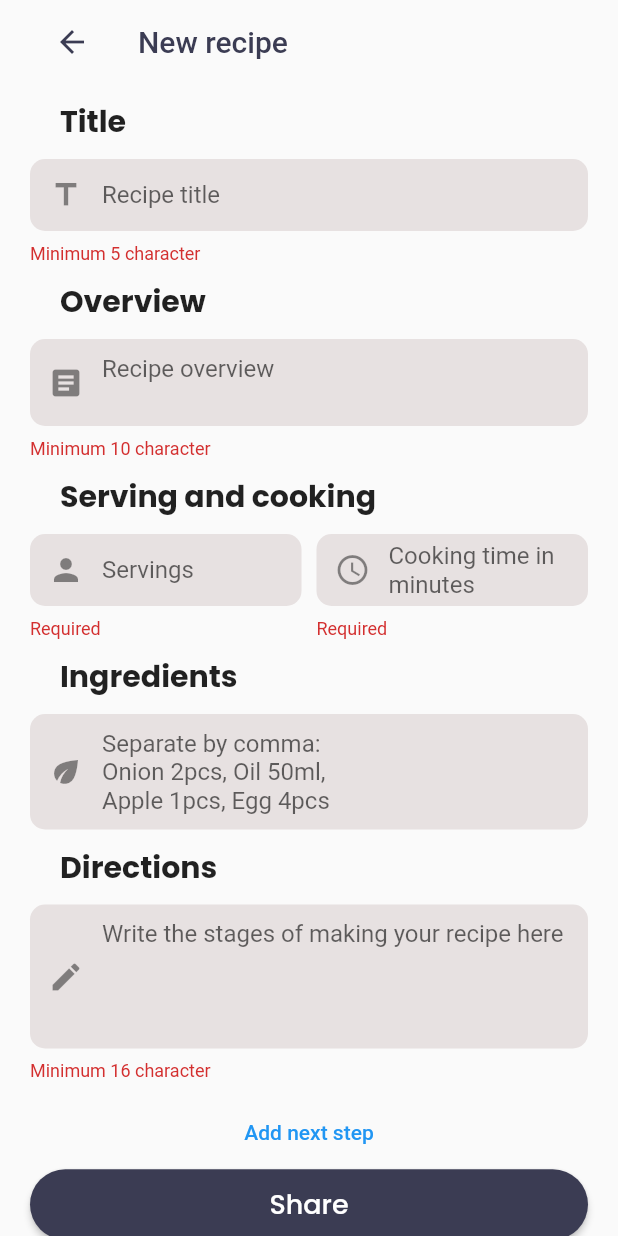
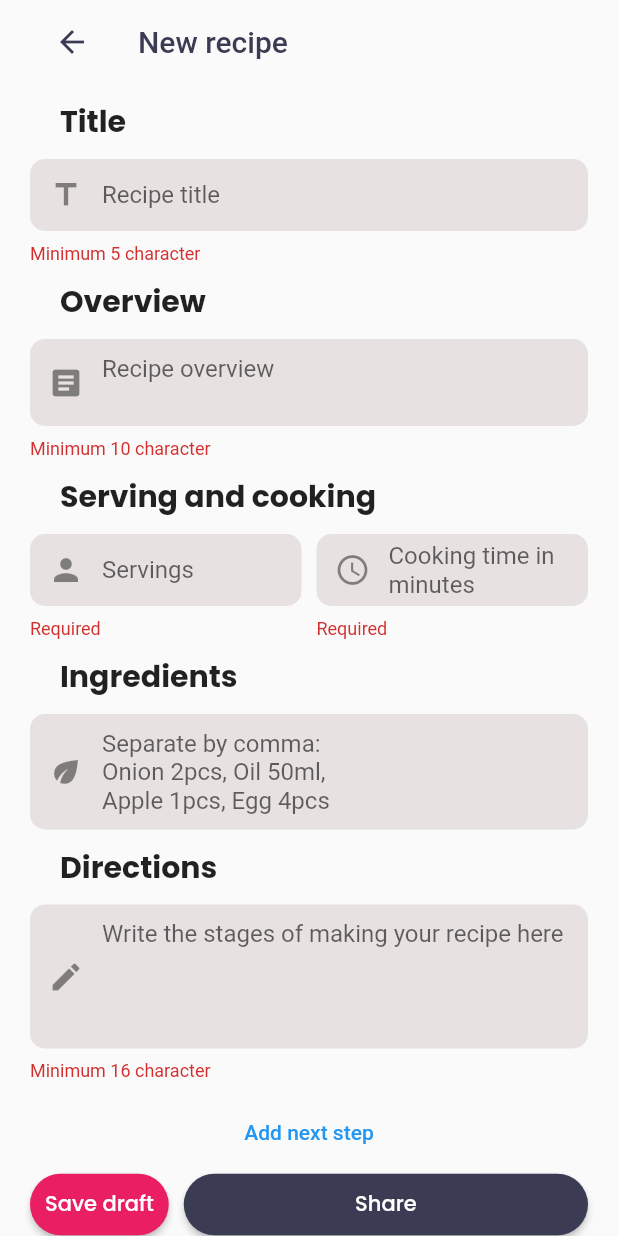
Before and after one commit to ismayilov1995/culinary, a Flutter app: the CreateRecipeScreen screen opened by its route, after a tap on "Share", on a phone screen of 412 x 824 dp. Run offline on Flutter 3.47's test engine with Material 2 defaults, Android fonts, the phone set to English and light mode, and no system bars; our stand-ins replace bloc, dio, equatable, flutter_bloc, flutter_svg and 1 more; missing offline and left inert: dart:ffi; accounts and stored records are empty; network calls fail.

Commit message:
fix create screen form

```diff
--- a/lib/blocs/recipe/recipe_event.dart
+++ b/lib/blocs/recipe/recipe_event.dart
@@ -33,3 +33,12 @@ class LoadChefsRecipes extends RecipeEvent {
   @override
   List<Object> get props => [email];
 }
+
+class CreateRecipe extends RecipeEvent {
+  CreateRecipe(this.recipe);
+
+  final Recipe recipe;
+
+  @override
+  List<Object?> get props => [recipe];
+}
--- a/lib/blocs/recipe/recipe_state.dart
+++ b/lib/blocs/recipe/recipe_state.dart
@@ -44,3 +44,21 @@ class FailLoadRecipe extends RecipeState {
   @override
   List<Object> get props => [error];
 }
+
+class SuccessCreateRecipe extends RecipeState {
+  SuccessCreateRecipe(this.created);
+
+  final bool created;
+
+  @override
+  List<Object> get props => [created];
+}
+
+class FailCreateRecipe extends RecipeState {
+  FailCreateRecipe(this.error);
+
+  final String error;
+
+  @override
+  List<Object> get props => [error];
+}
--- a/lib/models/recipe_model.dart
+++ b/lib/models/recipe_model.dart
@@ -1,4 +1,5 @@
 import 'dart:convert';
+import 'dart:io';
 
 import 'package:culinary_app/services/base/bases.dart';
 
@@ -49,6 +50,7 @@ class Recipe {
     this.person,
     this.slug,
     this.title,
+    this.imageCreate,
   });
 
   String? id;
@@ -62,6 +64,7 @@ class Recipe {
   int? person;
   String? slug;
   String? title;
+  List<File>? imageCreate;
 
   String get mainImage => _imageUrlRoot + image!.first;
 
@@ -120,7 +123,6 @@ class Recipe {
   Map<String, dynamic> toMapForCreate() => {
         "cookingTime": cookingTime,
         "direction": List<dynamic>.from(direction!.map((x) => x)),
-        // "image": List<dynamic>.from(image!.map((x) => x)),
         "ingredients": List<dynamic>.from(ingredients!.map((x) => x)),
         "overview": overview,
         "person": person,
--- a/lib/services/base/recipe_base.dart
+++ b/lib/services/base/recipe_base.dart
@@ -6,4 +6,6 @@ abstract class RecipeBase {
   Future<Recipe> recipe(String slug);
 
   Future<bool?> delete(String slug);
+
+  Future<bool> create(Recipe recipe);
 }
--- a/lib/services/helper/handle_error_messages.dart
+++ b/lib/services/helper/handle_error_messages.dart
@@ -5,6 +5,7 @@ class HandleError {
     String e = 'Error';
     print('HandleError: ' + error.toString());
     if (error is DioError) {
+      print(error.response.toString());
       if (error.response.toString().contains('not found')) {
         e = 'User not found';
       } else if (error.response.toString().contains('email')) {
--- a/lib/services/repositories/recipe_repository.dart
+++ b/lib/services/repositories/recipe_repository.dart
@@ -28,4 +28,10 @@ class RecipeRepository extends RecipeBase {
   @override
   Future<RecipeResponse> recipes({Filter? filter}) =>
       _service.recipes(filter: filter);
+
+  @override
+  Future<bool> create(Recipe recipe) {
+    return _service.create(recipe);
+    // throw Error();
+  }
 }
--- a/lib/ui/screens/detail/chef_detail_screen.dart
+++ b/lib/ui/screens/detail/chef_detail_screen.dart
@@ -40,10 +40,7 @@ class ChefDetailScreen extends StatelessWidget {
             ],
           ),
           _ChefAboutRow(email),
-          RecipesListView(
-            'Chef\'s Recipes',
-            filter: Filter(chef: id),
-          )
+          RecipesListView('Chef\'s Recipes', filter: Filter(chef: id))
         ],
       ),
     );
@@ -63,6 +60,7 @@ class _ChefAboutRow extends StatelessWidget {
         if (state is SuccessLoadChef) {
           return Container(
             alignment: Alignment.center,
+            margin: EdgeInsets.symmetric(horizontal: 20.0),
             child: Column(
               crossAxisAlignment: CrossAxisAlignment.center,
               children: [
--- a/lib/ui/screens/detail/create_recipe_screen.dart
+++ b/lib/ui/screens/detail/create_recipe_screen.dart
@@ -1,6 +1,8 @@
+import 'package:culinary_app/blocs/blocs.dart';
 import 'package:culinary_app/models/models.dart';
 import 'package:culinary_app/ui/widgets/widgets.dart';
 import 'package:flutter/material.dart';
+import 'package:flutter_bloc/flutter_bloc.dart';
 
 class CreateRecipeScreen extends StatefulWidget {
   static const pageID = '/createRecipe';
@@ -29,7 +31,17 @@ class _CreateRecipeScreenState extends State<CreateRecipeScreen> {
   @override
   Widget build(BuildContext context) {
     return Scaffold(
-      body: Form(
+      body: BlocListener<RecipeBloc, RecipeState>(
+        listener: (context, state) {
+          if (state is SuccessCreateRecipe) {
+            Navigator.pop(context);
+          } else if (state is FailCreateRecipe) {
+            ScaffoldMessenger.of(context)
+              ..hideCurrentSnackBar()
+              ..showSnackBar(SnackBar(content: Text(state.error)));
+          }
+        },
+        child: Form(
           key: _formKey,
           child: ListView(
             physics: BouncingScrollPhysics(),
@@ -95,8 +107,10 @@ class _CreateRecipeScreenState extends State<CreateRecipeScreen> {
                   'Separate by comma:\nOnion 2pcs, Oil 50ml,\nApple 1pcs, Egg 4pcs',
                   prefixIcon: Icon(Icons.eco),
                   maxLines: 8,
-                onSaved: (v) => recipe.ingredients!.addAll(
-                    v.toString().split(',').map((e) => e.trim().toLowerCase())),
+                  onSaved: (v) => recipe.ingredients!.addAll(v
+                      .toString()
+                      .split(',')
+                      .map((e) => e.trim().toLowerCase())),
                 ),
               ),
               SingleCardStruct(
@@ -132,7 +146,23 @@ class _CreateRecipeScreenState extends State<CreateRecipeScreen> {
                   },
                 ),
               ),
+              Row(
+                children: [
                   ElevatedButton(
+                    style: ButtonStyle(
+                      padding: MaterialStateProperty.all(EdgeInsets.all(10.0)),
+                      shape: MaterialStateProperty.all(StadiumBorder()),
+                      backgroundColor: MaterialStateProperty.all(Colors.pink),
+                    ),
+                    child: AppText(
+                      'Save draft',
+                      font: 'Poppins',
+                    ),
+                    onPressed: () => print('Saved'),
+                  ),
+                  SizedBox(width: 10),
+                  Expanded(
+                    child: ElevatedButton(
                       style: ButtonStyle(
                         padding: MaterialStateProperty.all(EdgeInsets.all(10.0)),
                         shape: MaterialStateProperty.all(StadiumBorder()),
@@ -140,12 +170,15 @@ class _CreateRecipeScreenState extends State<CreateRecipeScreen> {
                       ),
                       child: AppText(
                         'Share',
-                fontSize: 18,
                         font: 'Poppins',
                       ),
                       onPressed: () => _onSubmit(),
+                    ),
+                  ),
+                ],
               )
             ],
+          ),
         ),
       ),
     );
@@ -154,9 +187,16 @@ class _CreateRecipeScreenState extends State<CreateRecipeScreen> {
   void _onSubmit() {
     recipe.direction = [];
     recipe.ingredients = [];
+    setState(() => recipe = recipe);
     if (!_formKey.currentState!.validate()) return;
     _formKey.currentState!.save();
-    print(recipe.toMapForCreate());
+    print(recipe.title);
+    print(recipe.person);
+    print(recipe.cookingTime);
+    print(recipe.overview);
+    print(recipe.ingredients);
+    print(recipe.direction);
+    context.read<RecipeBloc>().add(CreateRecipe(recipe));
   }
 
   void addRemoveDirection(int id, bool remove) {
--- a/pubspec.yaml
+++ b/pubspec.yaml
@@ -17,6 +17,7 @@ dependencies:
   equatable: ^2.0.0
   flutter_svg: ^0.21.0-nullsafety.0
   shared_preferences: ^2.0.3
+  http: ^0.13.0
 
 dev_dependencies:
   flutter_test:
```
Also changed, not shown: lib/blocs/recipe/recipe_bloc.dart (+13 -0 lines), lib/services/restapi/recipe_service.dart (+20 -0 lines), lib/ui/widgets/recipes_listview.dart (+10 -9 lines), pubspec.lock. Lines whose indentation alone changed are shown as unchanged.
